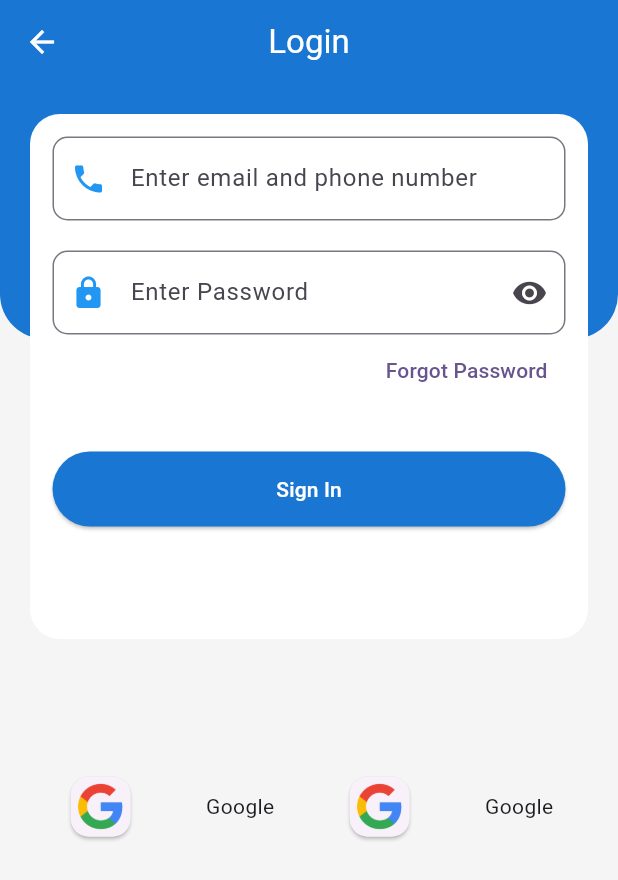
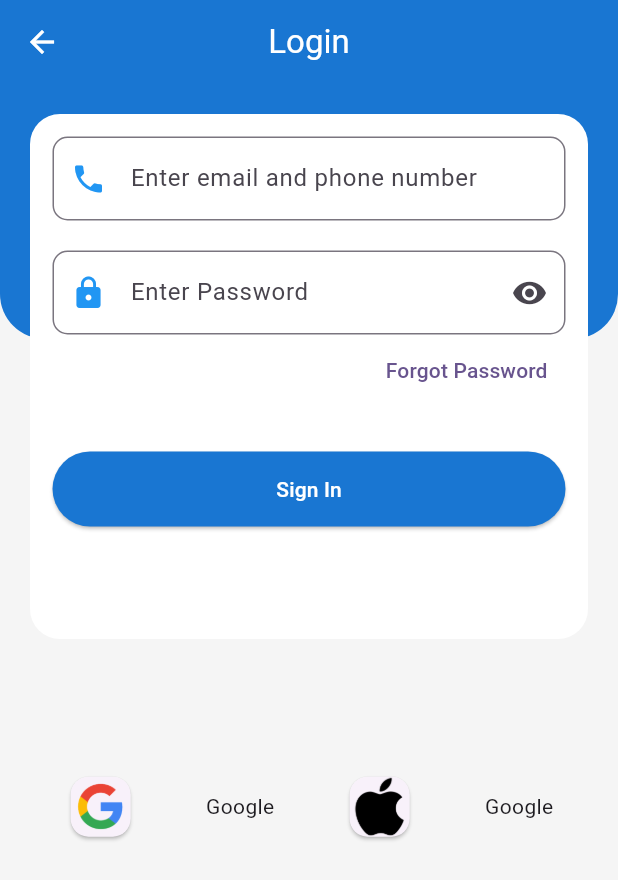
Before and after one commit to abdulnasiricp/tez_health_care, a Flutter app: the screen it shows after launch, after a tap on "Skip", after a tap on "Done", on a phone screen of 412 x 824 dp. Shown: the top 880 px of the screen. Run offline on Flutter 3.47's test engine with Material 2 defaults, Android fonts, the phone set to English and light mode, and no system bars; our stand-ins replace fluttertoast, get, smooth_page_indicator.

Commit message:
intial commet

```diff
--- a/lib/Auth/SignInScreen.dart
+++ b/lib/Auth/SignInScreen.dart
@@ -149,7 +149,7 @@ class _SignInScreenState extends State<SignInScreen> {
                         Text('Google'),
                         Card(
                           child: Container(height: 40,
-                            child: Image.asset('assets/google.png',)),
+                            child: Image.asset('assets/apple.png',)),
                         ),
                         Text('Google')
                       ],
```
